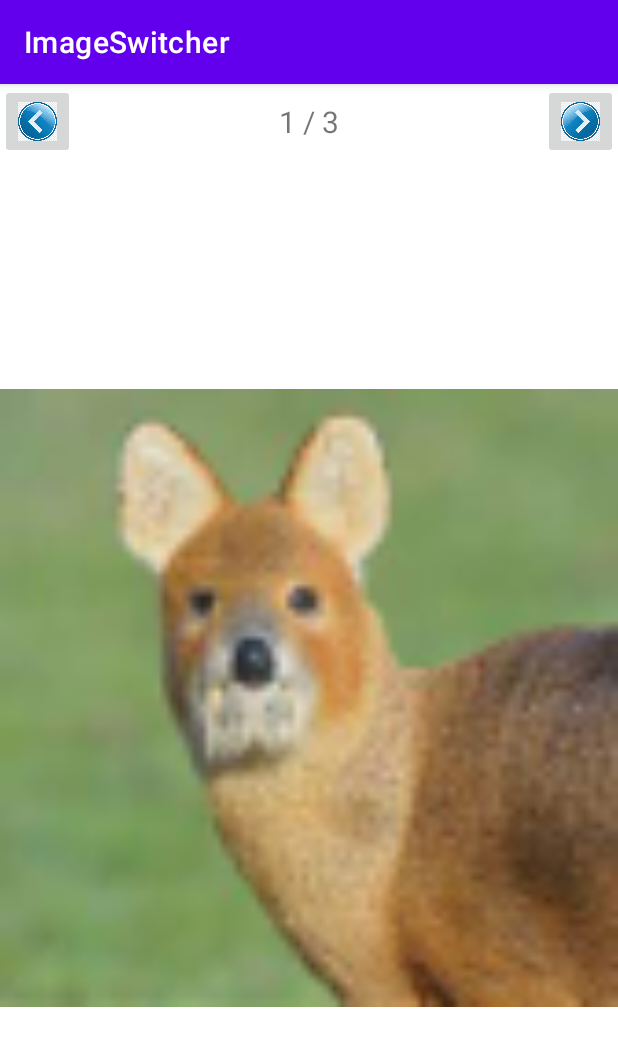
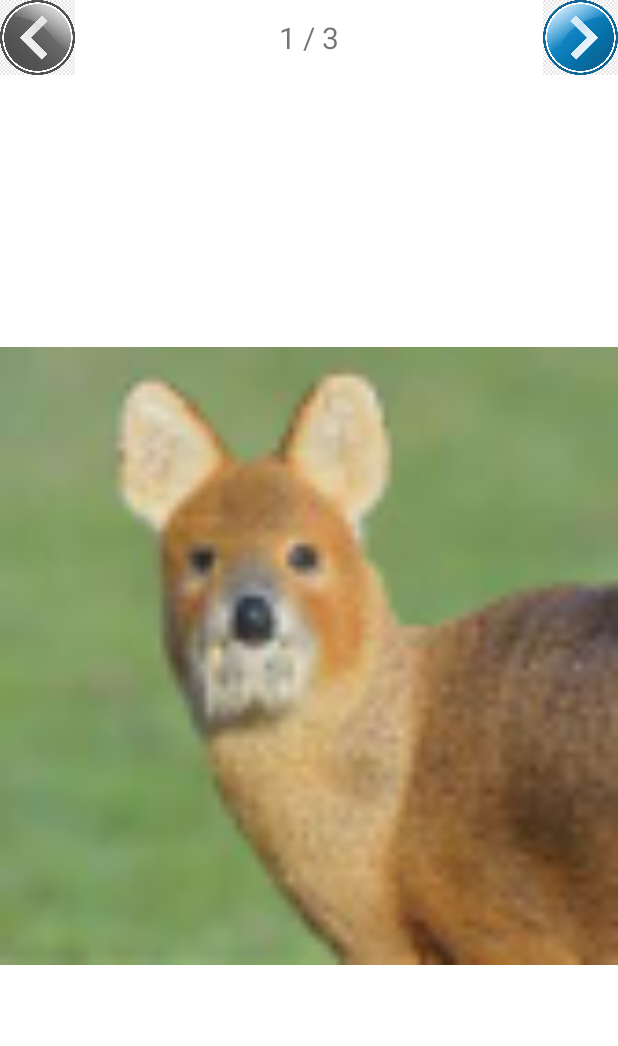
Before and after one commit to KimHwiSu/smartPhoneGame, an Android app: the screen it shows after launch (MainActivity), on a phone screen of 412 x 824 dp. Shown: the top 1046 px of the screen. Run offline under Robolectric (Android 15) with nearby library versions, the phone set to English and light mode, and no system bars.

Commit message:
ImageSwitcher 완성

```diff
--- a/ImageSwitcher/app/src/main/java/kr/ac/tukorea/s2019182014/imageswitcher/MainActivity.java
+++ b/ImageSwitcher/app/src/main/java/kr/ac/tukorea/s2019182014/imageswitcher/MainActivity.java
@@ -1,10 +1,14 @@
 package kr.ac.tukorea.s2019182014.imageswitcher;
 
+import androidx.appcompat.app.ActionBar;
+import androidx.appcompat.app.AlertDialog;
 import androidx.appcompat.app.AppCompatActivity;
 
+import android.content.SharedPreferences;
 import android.os.Bundle;
 import android.util.Log;
 import android.view.View;
+import android.widget.ImageButton;
 import android.widget.ImageView;
 import android.widget.TextView;
 
@@ -19,22 +23,36 @@ public class MainActivity extends AppCompatActivity {
     };
     int page;
 
+    SharedPreferences pref;
+    SharedPreferences.Editor editor;
+
     @Override
     protected void onCreate(Bundle savedInstanceState) {
         super.onCreate(savedInstanceState);
         setContentView(R.layout.activity_main);
-        setPage(1);
+        ActionBar actionBar = getSupportActionBar();
+        actionBar.hide();
+        pref = getSharedPreferences("pref", MainActivity.MODE_PRIVATE);
+        editor = pref.edit();
+
+        setPage(pref.getInt("savedPage", 1));
     }
 
+
     public void onBtnPrev(View view){
-
         Log.d(TAG, "Prev Button Press");
         setPage(page-1);
+
+        findViewById(R.id.nextButton).setEnabled(true);
     }
+
 
     public void onBtnNext(View view){
         Log.d(TAG, "Next Button Press");
         setPage(page+1);
+
+        findViewById(R.id.prevButton).setEnabled(true);
+
     }
 
     private void setPage(int newPage) {
@@ -46,9 +64,16 @@ public class MainActivity extends AppCompatActivity {
         TextView tv = findViewById(R.id.pageText);
         tv.setText(text);
 
-
-
         ImageView iv =findViewById(R.id.contentImageView);
         iv.setImageResource(RES_IDS[page-1]);
+
+        if(page == 1){
+            findViewById(R.id.prevButton).setEnabled(false);
+        }
+        else if(page == RES_IDS.length){
+            findViewById(R.id.nextButton).setEnabled(false);
+        }
+        editor.putInt("savedPage", page);
+        editor.apply();
     }
 }
--- /dev/null
+++ b/ImageSwitcher/app/src/main/res/drawable/sel_next.xml
@@ -0,0 +1,9 @@
+<?xml version="1.0" encoding="utf-8"?>
+<selector xmlns:android="http://schemas.android.com/apk/res/android">
+    <item android:state_pressed="true"
+          android:drawable="@drawable/next_p"></item>
+    <item android:state_enabled="false"
+          android:drawable="@drawable/next_d"></item>
+
+    <item android:drawable="@drawable/next"></item>
+</selector>
--- /dev/null
+++ b/ImageSwitcher/app/src/main/res/drawable/sel_prev.xml
@@ -0,0 +1,9 @@
+<?xml version="1.0" encoding="utf-8"?>
+<selector xmlns:android="http://schemas.android.com/apk/res/android">
+    <item android:state_pressed="true"
+          android:drawable="@drawable/prev_p"></item>
+    <item android:state_enabled="false"
+          android:drawable="@drawable/prev_d"></item>
+
+    <item android:drawable="@drawable/prev"></item>
+</selector>
--- a/ImageSwitcher/app/src/main/res/layout/activity_main.xml
+++ b/ImageSwitcher/app/src/main/res/layout/activity_main.xml
@@ -14,11 +14,12 @@
         >
 
         <ImageButton
+            android:id="@+id/prevButton"
             android:layout_width="50dp"
             android:layout_height="50dp"
             android:scaleType="fitCenter"
-            android:src="@mipmap/prev"
             android:onClick="onBtnPrev"
+            android:background="@drawable/sel_prev"
         />
         <TextView
             android:id="@+id/pageText"
@@ -31,10 +32,11 @@
             android:text="1/5"
         />
         <ImageButton
+            android:id="@+id/nextButton"
             android:layout_width="50dp"
             android:layout_height="50dp"
             android:scaleType="fitCenter"
-            android:src="@mipmap/next"
+            android:background="@drawable/sel_next"
             android:onClick="onBtnNext"
         />
     </LinearLayout>
```
Also changed, not shown: ImageSwitcher/app/src/main/res/drawable-v24/next.png (renamed from ImageSwitcher/app/src/main/res/mipmap-xxxhdpi/next.png), ImageSwitcher/app/src/main/res/drawable-v24/next_d.png (added), ImageSwitcher/app/src/main/res/drawable-v24/next_p.png (added), ImageSwitcher/app/src/main/res/drawable-v24/prev.png (renamed from ImageSwitcher/app/src/main/res/mipmap-xxxhdpi/prev.png), ImageSwitcher/app/src/main/res/drawable-v24/prev_d.png (added), ImageSwitcher/app/src/main/res/drawable-v24/prev_p.png (added).
